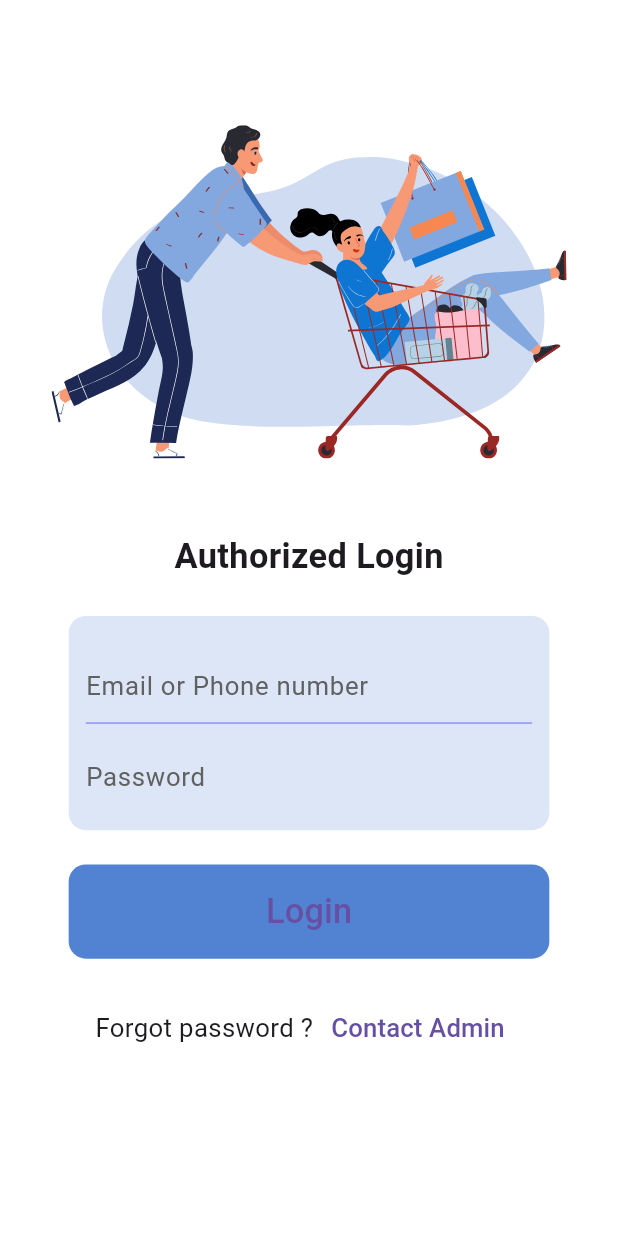
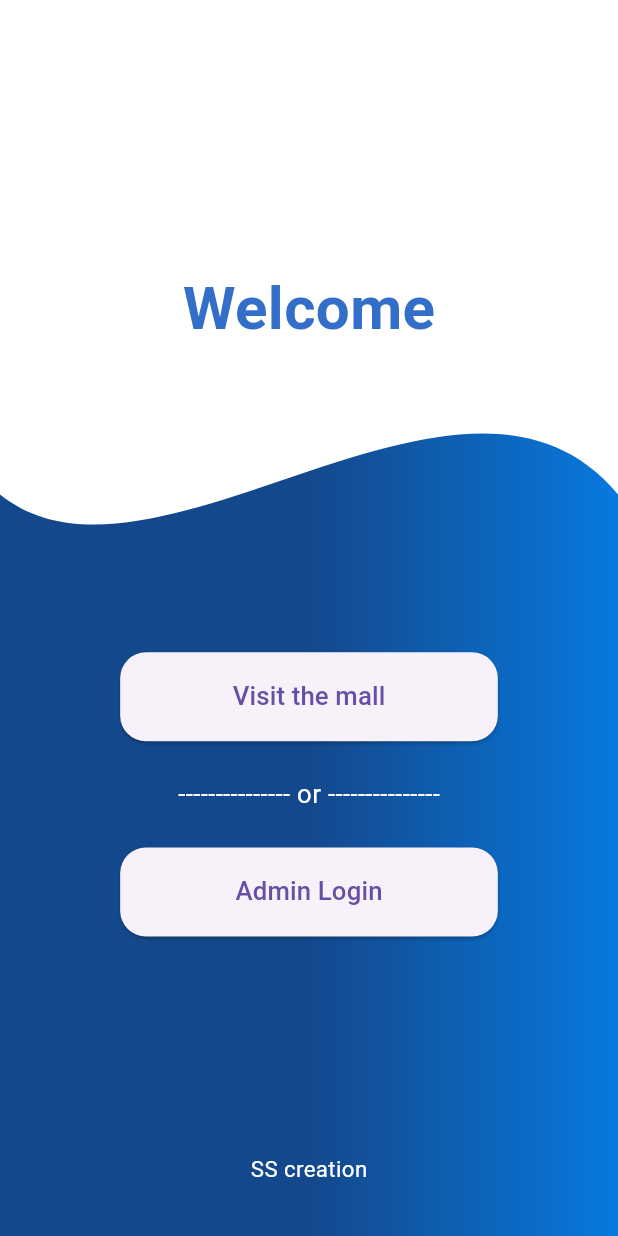
Before and after one commit to AbinayanRatna/shopping_mall_flutter, a Flutter app: the screen it shows after launch, on a phone screen of 412 x 824 dp. Run offline on Flutter 3.47's test engine with Material 3 defaults, Android fonts, the phone set to English and light mode, and no system bars; our stand-ins replace flutter_screenutil, flutter_svg.

Commit message:
login_page

```diff
--- a/lib/main.dart
+++ b/lib/main.dart
@@ -1,6 +1,6 @@
 import 'package:flutter/material.dart';
 import 'package:flutter_screenutil/flutter_screenutil.dart';
-import 'package:flutter_svg/flutter_svg.dart';
+import 'package:shopping_mall_flutter/Login.dart';
 
 void main() {
   runApp(const MyApp());
@@ -25,102 +25,139 @@ class SelectUserPage extends StatefulWidget {
   const SelectUserPage({super.key});
 
   @override
-  State<StatefulWidget> createState() => _SelectUserPage();
+  State<StatefulWidget> createState() => _SelectUSerPage();
 }
 
-class _SelectUserPage extends State<SelectUserPage> {
-   TextEditingController emailController=TextEditingController();
-   TextEditingController passwordController=TextEditingController();
+class _SelectUSerPage extends State<SelectUserPage> {
   @override
   Widget build(BuildContext context) {
+    final Size size = MediaQuery.of(context).size;
     return Scaffold(
-      backgroundColor: Color.fromRGBO(255, 255, 255, 1.0),
-      body: SingleChildScrollView(
-        scrollDirection: Axis.vertical,
+      backgroundColor: Colors.white,
+
+      body: Container(
+        decoration: BoxDecoration(
+          gradient: LinearGradient(
+              colors: [
+                Color.fromRGBO(20, 72, 140, 1.0),
+                Color.fromRGBO(7, 121, 222, 1.0),
+              ],
+              begin: Alignment.bottomCenter,
+              end: Alignment.bottomRight),
+        ),
         child: Column(
           children: [
-            Padding(
-              padding: EdgeInsets.only(left:30.w,right:30.w,top:50.w),
+            Expanded(
+              flex: 3,
               child: Container(
-                height: MediaQuery.of(context).size.height / 3,
-                child: SvgPicture.asset('assets/login.svg',fit: BoxFit.fitWidth),
+                child: Stack(
+                  children: [
+                    ClipPath(
+                      clipper: DrawClip2(),
+                      child: Container(
+                        width: size.width,
+                        height: size.height * 0.8,
+                        decoration: BoxDecoration(
+                          color: Colors.white
                         ),
                       ),
-            Padding(padding: EdgeInsets.only(top:20.w,bottom: 20.w),
-            child: Text("Authorized Login",style: TextStyle(fontSize: 20.w,fontWeight: FontWeight.bold),),),
-            Padding(
-              padding: EdgeInsets.only(left: 40.w, right: 40.w),
+                    ),
+                    Center(
+                      child: Text(
+                        "Welcome",
+                        style: TextStyle(
+                            fontSize: 35.w,
+                            fontWeight: FontWeight.bold,
+                            color: Color.fromRGBO(51, 110, 201, 1.0),),
+                      ),
+                    ),
+                  ],
+                ),
+              ),
+            ),
+            Expanded(
+              flex: 2,
+              child: Padding(
+                padding: EdgeInsets.only(left: 50.w, right: 50.w),
                 child: Container(
                   decoration: BoxDecoration(
-                    color: Color.fromRGBO(82, 131, 210, 0.2),
-                    borderRadius: BorderRadius.all(Radius.circular(10.w))),
+                      borderRadius: BorderRadius.all(Radius.circular(20.w))),
                   child: Padding(
                     padding: EdgeInsets.only(
-                      top: 20.w, bottom: 10.w, right: 10.w, left: 10.w),
+                        top: 20.w, left: 20.w, right: 20.w, bottom: 20.w),
                     child: Column(
-                    crossAxisAlignment: CrossAxisAlignment.center,
-                    children: <Widget>[
-                      Container(
-                        decoration: const BoxDecoration(
-                            border: Border(
-                                bottom: BorderSide(
-                                    color: Color.fromRGBO(143, 148, 251, 1)))),
-                        child: TextField(
-                          controller: emailController,
-                          style: TextStyle(fontSize: 15.w),
-                          decoration: InputDecoration(
-                              border: InputBorder.none,
-                              hintText: "Email or Phone number",
-                              hintStyle: TextStyle(color: Colors.grey[700])),
+                      children: [
+                        ElevatedButton(
+                          style: ElevatedButton.styleFrom(
+                            fixedSize:
+                                Size.fromWidth(MediaQuery.of(context).size.width),
+                            shape: RoundedRectangleBorder(
+                              borderRadius: BorderRadius.all(
+                                Radius.circular(15.w),
+                              ),
+                            ),
+                          ),
+                          onPressed: () {},
+                          child: Padding(
+                            padding: EdgeInsets.only(top: 15.w, bottom: 15.w),
+                            child: Text("Visit the mall",
+                                style: TextStyle(fontSize: 15.w)),
                           ),
                         ),
                         Padding(
-                        padding: EdgeInsets.only(top:10.w),
-                        child: Container(
-                          child: TextField(
-                            style: TextStyle(fontSize: 15.w),
-                            controller: passwordController,
-                            obscureText: true,
-                            decoration: InputDecoration(
-                                border: InputBorder.none,
-                                hintText: "Password",
-                                hintStyle: TextStyle(color: Colors.grey[700])),
+                          padding: EdgeInsets.only(top: 20.w, bottom: 20.w),
+                          child: Center(
+                            child: Text("--------------- or ---------------", style: TextStyle(fontSize: 15.w,color: Colors.white)),
                           ),
                         ),
-                      )
+                        ElevatedButton(
+                          style: ElevatedButton.styleFrom(shape: RoundedRectangleBorder(
+                            borderRadius: BorderRadius.all(
+                              Radius.circular(15.w),
+                            ),
+                          ),
+                            fixedSize:
+                                Size.fromWidth(MediaQuery.of(context).size.width),
+                          ),
+                          onPressed: () {
+                            Navigator.push(context, MaterialPageRoute(builder:(context)=> const AdminLoginPage()));
+                          },
+                          child: Padding(
+                            padding: EdgeInsets.only(top: 15.w, bottom: 15.w),
+                            child: Text("Admin Login",
+                                style: TextStyle(fontSize: 15.w)),
+                          ),
+                        ),
                       ],
                     ),
                   ),
                 ),
               ),
-            Padding(
-              padding: EdgeInsets.only(left:40.w,right:40.w,top:20.w,bottom: 20.w),
-              child: Center(
-                child: ElevatedButton(
-                  style: ElevatedButton.styleFrom(
-                    elevation: 0,
-                    backgroundColor: Color.fromRGBO(82, 131, 210, 1.0),
-                    fixedSize:Size.fromWidth(MediaQuery.of(context).size.width),
-                    shape: RoundedRectangleBorder(borderRadius: BorderRadius.all(Radius.circular(10.w)))
             ),
-                  child:  Padding(
-                    padding: EdgeInsets.only(top:13.w,bottom: 13.w),
-                    child: Text("Login",style: TextStyle(fontSize: 20.w)),
-                  ),
-                  onPressed: (){},
-                ),
-              ),
-            ),
-            Row(
-              mainAxisAlignment: MainAxisAlignment.center,
-              children: [
-                Text("Forgot password ?",style: TextStyle(fontSize: 15.w)),
-                TextButton(onPressed: (){},child: Text("Contact Admin",style: TextStyle(fontSize: 15.w))),
-              ],
-            )
+            Expanded(flex: 1,child: Padding(
+              padding: EdgeInsets.only(bottom: 30.w),
+              child: Align(alignment: Alignment.bottomCenter,child: Text("SS creation",style: TextStyle(fontSize: 13.w,color: Colors.white)),),
+            ))
           ],
         ),
       ),
     );
   }
 }
+
+class DrawClip2 extends CustomClipper<Path> {
+  @override
+  Path getClip(Size size) {
+    Path path = Path();
+    path.lineTo(0, size.height * 0.80);
+    path.cubicTo(size.width / 4, size.height, 3 * size.width / 4,
+        size.height / 2, size.width, size.height * 0.8);
+    path.lineTo(size.width, 0);
+    return path;
+  }
+
+  @override
+  bool shouldReclip(covariant CustomClipper<Path> oldClipper) {
+    return true;
+  }
+}
```
Also changed, not shown: lib/AdminHome.dart (added, +16 -0 lines), lib/Login.dart (added, +107 -0 lines), lib/UserDart.dart (added, +16 -0 lines), assets/login.svg, assets/selectUser.svg (added). Lines whose indentation alone changed are shown as unchanged.
